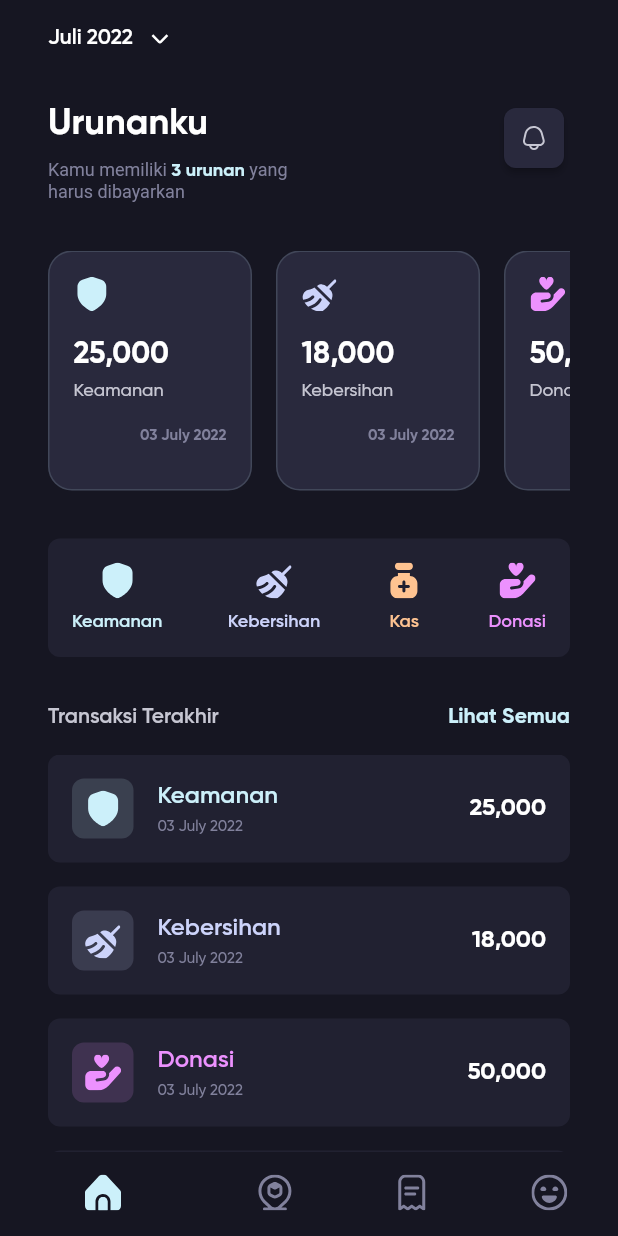
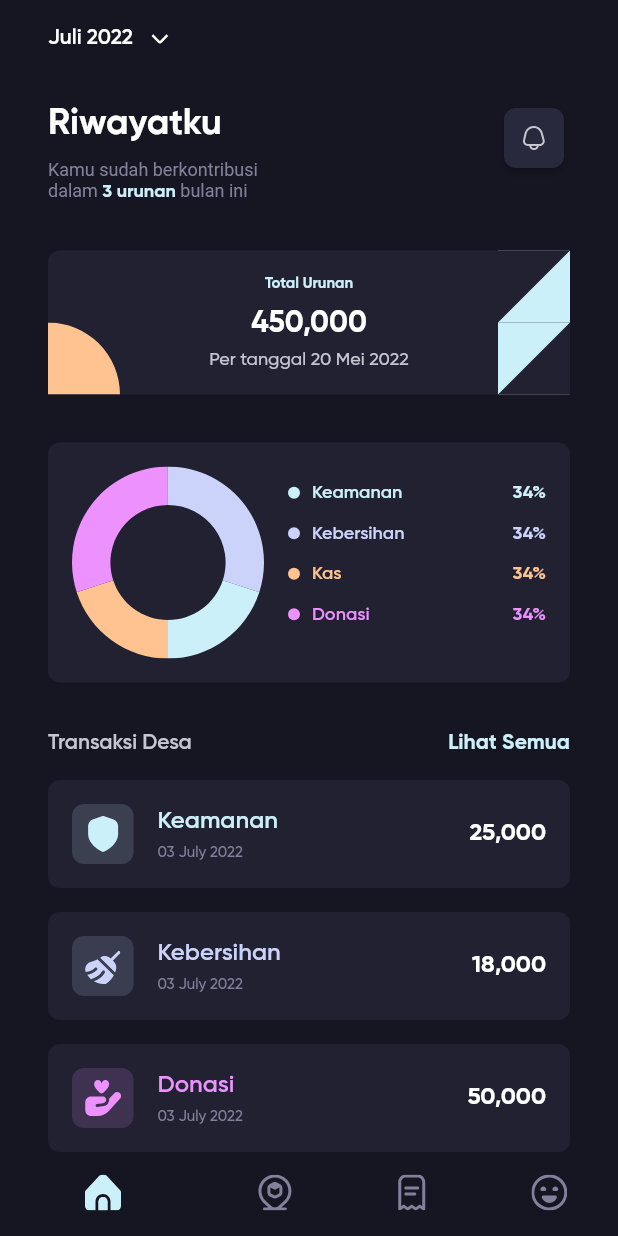
Before and after one commit to homindolentrahar/oeroen, a Flutter app: the UrunanScreen screen opened by its route, swiped to page 3, on a phone screen of 412 x 824 dp. Run offline on Flutter 3.47's test engine with Material 2 defaults, Android fonts, the phone set to English and light mode, and no system bars; our stand-ins replace auto_route, flutter_form_builder, flutter_svg, form_builder_validators; generated files the repository leaves out were written again.

Commit message:
Creating Riwayatku fragment

```diff
--- /dev/null
+++ b/lib/features/urunan/presentation/framgents/riwayat_fragment.dart
@@ -0,0 +1,281 @@
+import "package:flutter/material.dart";
+import 'package:flutter_svg/flutter_svg.dart';
+import 'package:intl/intl.dart';
+import 'package:oeroen/common/constant/constants.dart';
+import 'package:oeroen/common/theme/app_color.dart';
+import 'package:oeroen/common/theme/app_font.dart';
+import 'package:oeroen/features/urunan/data/urunan_data.dart';
+import 'package:oeroen/features/urunan/presentation/widgets/urunan_list_item.dart';
+import 'package:oeroen/presentation/widgets/app_icon_button.dart';
+
+class RiwayatFragment extends StatefulWidget {
+  const RiwayatFragment({Key? key}) : super(key: key);
+
+  @override
+  State<RiwayatFragment> createState() => _RiwayatFragmentState();
+}
+
+class _RiwayatFragmentState extends State<RiwayatFragment> {
+  @override
+  Widget build(BuildContext context) {
+    return ListView(
+      physics: const BouncingScrollPhysics(),
+      children: [
+        const SizedBox(height: 16),
+        Row(
+          mainAxisSize: MainAxisSize.min,
+          crossAxisAlignment: CrossAxisAlignment.center,
+          children: [
+            const Text(
+              "Juli 2022",
+              style: TextStyle(
+                color: AppColor.white,
+                fontFamily: AppFont.semiBold,
+                fontSize: 14,
+              ),
+            ),
+            const SizedBox(width: 8),
+            SvgPicture.asset(
+              "assets/icons/caret_down.svg",
+              color: AppColor.white,
+              height: 20,
+              width: 20,
+            ),
+          ],
+        ),
+        const SizedBox(height: 32),
+        Row(
+          mainAxisSize: MainAxisSize.max,
+          mainAxisAlignment: MainAxisAlignment.spaceBetween,
+          crossAxisAlignment: CrossAxisAlignment.start,
+          children: [
+            SizedBox(
+              width: MediaQuery.of(context).size.width * 0.4,
+              child: Column(
+                mainAxisSize: MainAxisSize.min,
+                crossAxisAlignment: CrossAxisAlignment.start,
+                children: [
+                  const Text(
+                    "Riwayatku",
+                    style: TextStyle(
+                      color: AppColor.white,
+                      fontFamily: AppFont.bold,
+                      fontSize: 24,
+                    ),
+                  ),
+                  const SizedBox(height: 8),
+                  RichText(
+                    text: const TextSpan(
+                      style: TextStyle(
+                        color: AppColor.gray,
+                        fontSize: 12,
+                      ),
+                      children: [
+                        TextSpan(
+                          text: "Kamu sudah berkontribusi dalam ",
+                        ),
+                        TextSpan(
+                          text: "3 urunan",
+                          style: TextStyle(
+                            color: AppColor.primary,
+                            fontFamily: AppFont.bold,
+                          ),
+                        ),
+                        TextSpan(
+                          text: " bulan ini",
+                        ),
+                      ],
+                    ),
+                  ),
+                ],
+              ),
+            ),
+            const SizedBox(width: 16),
+            AppIconButton(
+              icon: "assets/icons/notification.svg",
+              onPressed: () {},
+            ),
+          ],
+        ),
+        const SizedBox(height: 32),
+        Container(
+          decoration: BoxDecoration(
+            color: AppColor.darker,
+            borderRadius: BorderRadius.circular(8),
+          ),
+          child: Stack(
+            children: [
+              Positioned(
+                left: 0,
+                bottom: 0,
+                child: SvgPicture.asset(
+                  "assets/images/left_illust.svg",
+                ),
+              ),
+              Positioned(
+                right: 0,
+                child: SvgPicture.asset(
+                  "assets/images/right_illust.svg",
+                ),
+              ),
+              Padding(
+                padding: const EdgeInsets.all(16),
+                child: Align(
+                  alignment: Alignment.center,
+                  child: Column(
+                    mainAxisSize: MainAxisSize.min,
+                    crossAxisAlignment: CrossAxisAlignment.center,
+                    children: [
+                      const Text(
+                        "Total Urunan",
+                        style: TextStyle(
+                          color: AppColor.primary,
+                          fontSize: 10,
+                          fontFamily: AppFont.bold,
+                        ),
+                      ),
+                      const SizedBox(height: 8),
+                      Text(
+                        NumberFormat.currency(
+                          decimalDigits: 0,
+                          symbol: "",
+                        ).format(450000),
+                        style: const TextStyle(
+                          color: AppColor.white,
+                          fontFamily: AppFont.bold,
+                          fontSize: 20,
+                        ),
+                      ),
+                      const SizedBox(height: 4),
+                      const Text(
+                        "Per tanggal 20 Mei 2022",
+                        style: TextStyle(
+                          color: AppColor.light,
+                          fontSize: 12,
+                          fontFamily: AppFont.medium,
+                        ),
+                      ),
+                    ],
+                  ),
+                ),
+              ),
+            ],
+          ),
+        ),
+        const SizedBox(height: 32),
+        Container(
+          padding: const EdgeInsets.all(16),
+          decoration: BoxDecoration(
+            color: AppColor.darker,
+            borderRadius: BorderRadius.circular(8),
+          ),
+          child: Row(
+            crossAxisAlignment: CrossAxisAlignment.center,
+            children: [
+              SvgPicture.asset("assets/images/chart.svg"),
+              const SizedBox(width: 16),
+              Expanded(
+                child: Column(
+                  mainAxisSize: MainAxisSize.min,
+                  crossAxisAlignment: CrossAxisAlignment.start,
+                  children: typeColors.entries
+                      .map(
+                        (entry) => Container(
+                          margin: const EdgeInsets.only(bottom: 12),
+                          child: Row(
+                            mainAxisSize: MainAxisSize.max,
+                            mainAxisAlignment: MainAxisAlignment.spaceBetween,
+                            crossAxisAlignment: CrossAxisAlignment.center,
+                            children: [
+                              Row(
+                                mainAxisSize: MainAxisSize.min,
+                                crossAxisAlignment: CrossAxisAlignment.center,
+                                children: [
+                                  Container(
+                                    width: 8,
+                                    height: 8,
+                                    decoration: BoxDecoration(
+                                      color: entry.value,
+                                      borderRadius: BorderRadius.circular(360),
+                                    ),
+                                  ),
+                                  const SizedBox(width: 8),
+                                  Text(
+                                    entry.key.name,
+                                    style: TextStyle(
+                                      color: entry.value,
+                                      fontSize: 12,
+                                      fontFamily: AppFont.semiBold,
+                                    ),
+                                  ),
+                                ],
+                              ),
+                              Text(
+                                "34%",
+                                style: TextStyle(
+                                  color: entry.value,
+                                  fontSize: 12,
+                                  fontFamily: AppFont.bold,
+                                ),
+                              ),
+                            ],
+                          ),
+                        ),
+                      )
+                      .toList(),
+                ),
+              ),
+            ],
+          ),
+        ),
+        const SizedBox(height: 32),
+        Column(
+          mainAxisSize: MainAxisSize.max,
+          children: [
+            Row(
+              mainAxisSize: MainAxisSize.max,
+              mainAxisAlignment: MainAxisAlignment.spaceBetween,
+              children: [
+                const Text(
+                  "Transaksi Desa",
+                  style: TextStyle(
+                    color: AppColor.light,
+                    fontFamily: AppFont.semiBold,
+                    fontSize: 14,
+                  ),
+                ),
+                GestureDetector(
+                  onTap: () {},
+                  child: const Text(
+                    "Lihat Semua",
+                    style: TextStyle(
+                      color: AppColor.primary,
+                      fontSize: 14,
+                      fontFamily: AppFont.bold,
+                    ),
+                  ),
+                ),
+              ],
+            ),
+            const SizedBox(height: 16),
+            SizedBox(
+              height: 320,
+              child: ListView.builder(
+                physics: const BouncingScrollPhysics(),
+                itemCount: activeUrunan.length,
+                itemBuilder: (ctx, index) {
+                  return UrunanListItem(
+                    item: activeUrunan[index],
+                    onPressed: (item) {
+                      debugPrint("${item.id} clicked!");
+                    },
+                  );
+                },
+              ),
+            ),
+          ],
+        )
+      ],
+    );
+  }
+}
--- a/lib/features/urunan/presentation/screens/urunan_screen.dart
+++ b/lib/features/urunan/presentation/screens/urunan_screen.dart
@@ -3,6 +3,7 @@ import 'package:flutter_svg/flutter_svg.dart';
 import 'package:oeroen/common/theme/app_color.dart';
 import 'package:oeroen/features/urunan/presentation/framgents/beranda_fragment.dart';
 import 'package:oeroen/features/urunan/presentation/framgents/desaku_fragment.dart';
+import 'package:oeroen/features/urunan/presentation/framgents/riwayat_fragment.dart';
 
 class UrunanScreen extends StatefulWidget {
   static const route = "/urunan";
@@ -41,7 +42,7 @@ class _UrunanScreenState extends State<UrunanScreen> {
   final List<Widget> _fragments = [
     const BerandaFragment(),
     const DesakuFragment(),
-    const BerandaFragment(),
+    const RiwayatFragment(),
     const BerandaFragment(),
   ];
 
```
Also changed, not shown: assets/images/chart.svg (added).
